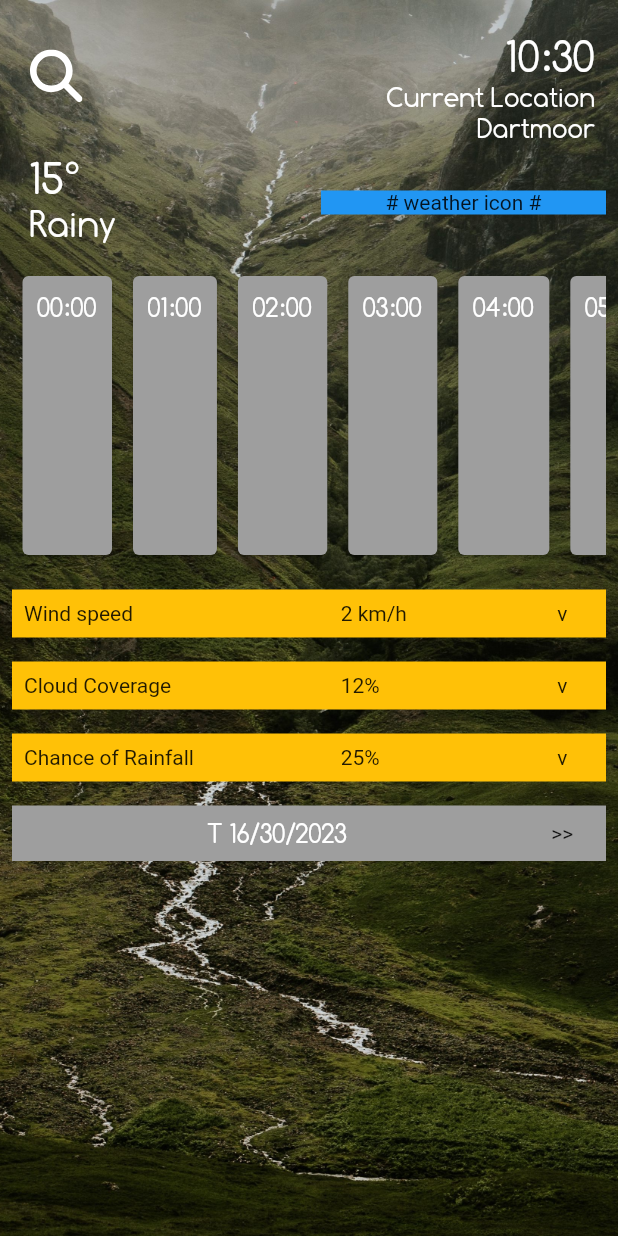
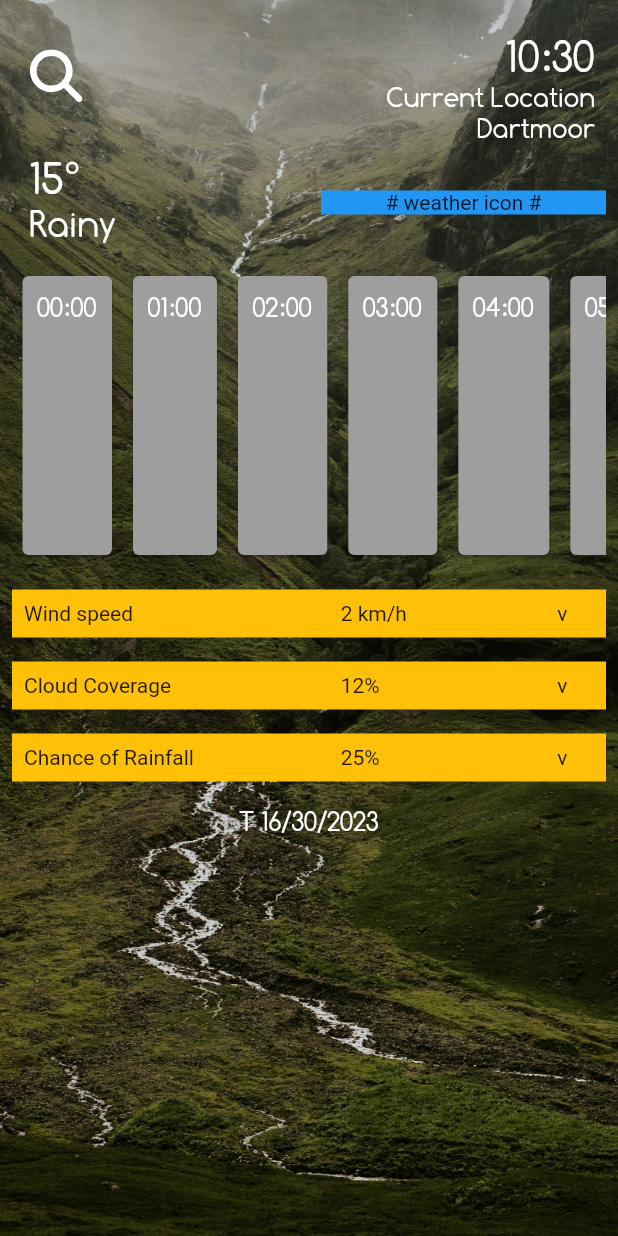
Before and after one commit to Avanta8/WeHike, a Flutter app: the screen it shows after launch, on a phone screen of 412 x 824 dp. Run offline on Flutter 3.47's test engine with Material 2 defaults, Android fonts, the phone set to English and light mode, and no system bars; our stand-ins replace flutter_svg.

Commit message:
Changing bottom date bar to remove grey background

```diff
--- a/we_hike/lib/homelayout/main.dart
+++ b/we_hike/lib/homelayout/main.dart
@@ -3,8 +3,7 @@ import 'package:flutter_svg/flutter_svg.dart';
 import 'package:we_hike/widgets/white_text.dart';
 import 'package:we_hike/widgets/clock.dart';
 import 'package:intl/intl.dart';
-
-import '../widgets/hourlyScroller.dart';
+import 'package:we_hike/widgets/hourlyScroller.dart';
 
 void main() {
   runApp(HomePage());
@@ -205,24 +204,8 @@ class Layout extends StatelessWidget {
 
                     Padding(
                       padding: const EdgeInsets.all(8.0),
-                      child: Container(
-                        color: Colors.grey,
-                        child: Padding(
-                          padding: const EdgeInsets.all(8.0),
-                          child: Row(
-                            children: [
-                              Expanded(
-                                flex: 8,
-                                child: Center(child: WhiteText(text: DateFormat("EEEEE dd/mm/yyyy").format(DateTime.now()).toString())),
-                                ),
-                              const Expanded(
-                                flex: 1,
-                                child: Center(child: Text(">>"))
-                                ),
-                          ]),
+                          child: Center(child: WhiteText(text: DateFormat("EEEEE dd/mm/yyyy").format(DateTime.now()).toString())),
                         ),
-                      ),
-                    ),
                 ],
               )
             ),
--- a/we_hike/lib/widgets/hourlyScroller.dart
+++ b/we_hike/lib/widgets/hourlyScroller.dart
@@ -1,4 +1,3 @@
-import 'package:flutter/cupertino.dart';
 import 'package:flutter/material.dart';
 import 'package:intl/intl.dart';
 import 'package:we_hike/widgets/white_text.dart';
```
